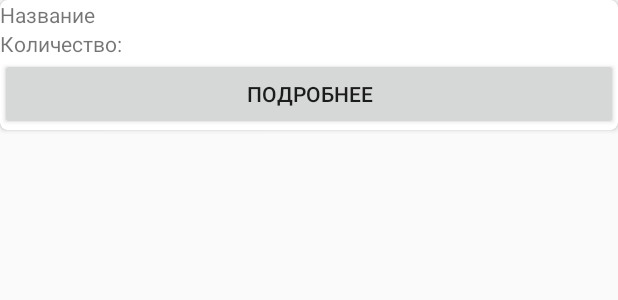
After one commit to SuperSLD/J_Box, an Android app: the layout point_list_item.xml on its own in the app's theme, with its tools: preview values and no code run, on a phone screen of 412 x 824 dp. The commit adds this screen. Shown: the top 300 px of the screen. Run offline under Robolectric (Android 15) with nearby library versions, the phone set to English and light mode, and no system bars.

Commit message:
Что-то сделал

```diff
--- a/JBox/app/build.gradle
+++ b/JBox/app/build.gradle
@@ -30,4 +30,5 @@ dependencies {
     testImplementation 'junit:junit:4.12'
     androidTestImplementation 'androidx.test.ext:junit:1.1.0'
     androidTestImplementation 'androidx.test.espresso:espresso-core:3.1.1'
+    implementation 'androidx.cardview:cardview:1.0.0'
 }
--- /dev/null
+++ b/JBox/app/src/main/res/layout/point_list_item.xml
@@ -0,0 +1,37 @@
+<?xml version="1.0" encoding="utf-8"?>
+<LinearLayout xmlns:android="http://schemas.android.com/apk/res/android"
+    xmlns:app="http://schemas.android.com/apk/res-auto"
+    android:orientation="vertical"
+    android:layout_width="match_parent"
+    android:layout_height="match_parent">
+
+    <androidx.cardview.widget.CardView
+        android:layout_width="match_parent"
+        android:layout_height="wrap_content"
+        app:cardCornerRadius="5dp">
+
+        <LinearLayout
+            android:layout_width="match_parent"
+            android:layout_height="wrap_content"
+            android:orientation="vertical">
+
+            <TextView
+                android:id="@+id/pointName"
+                android:layout_width="match_parent"
+                android:layout_height="wrap_content"
+                android:text="Название" />
+
+            <TextView
+                android:id="@+id/count"
+                android:layout_width="match_parent"
+                android:layout_height="wrap_content"
+                android:text="Количество: " />
+
+            <Button
+                android:id="@+id/pointInfo"
+                android:layout_width="match_parent"
+                android:layout_height="wrap_content"
+                android:text="Подробнее" />
+        </LinearLayout>
+    </androidx.cardview.widget.CardView>
+</LinearLayout>
```
Also changed, not shown: JBox/app/src/main/java/com/jutter/j_box/Adapters/PointsAdapter.java (added, +63 -0 lines), JBox/app/src/main/java/com/jutter/j_box/Classes/Point.java (added, +37 -0 lines), JBox/app/src/main/java/com/jutter/j_box/MainActivity.java (+12 -0 lines), JBox/app/src/main/res/layout/activity_main.xml (+11 -10 lines).
